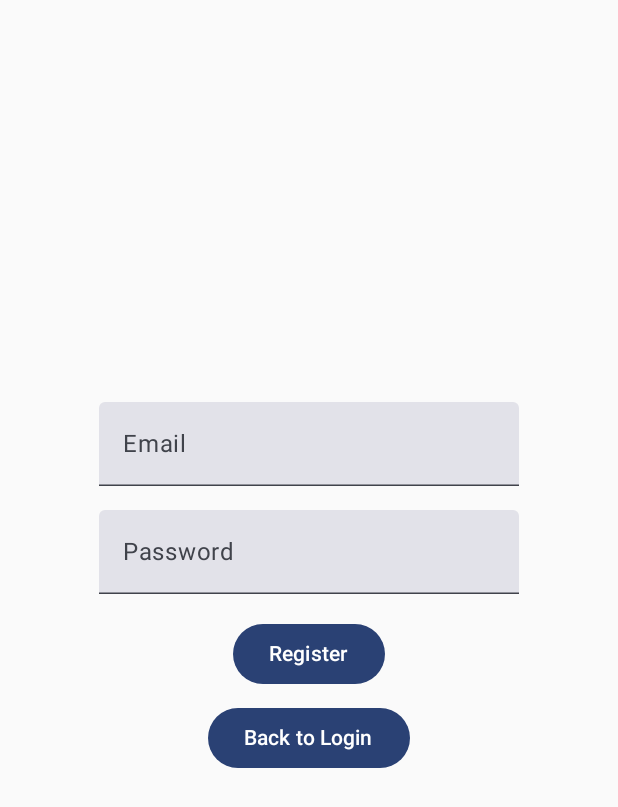
After one commit to displayboi/CRM_Android, an Android app built with Jetpack Compose: the RegisterPage screen opened through its navigation route, on a phone screen of 412 x 824 dp. The commit adds this screen. Shown: the top 807 px of the screen. Run offline under Robolectric (Android 15) with nearby library versions, the phone set to English and light mode, and no system bars; our stand-ins replace Firebase (no records; nobody signed in at launch, a user with empty details on screens opened directly).

Commit message:
firebase escacharrado

```diff
--- a/app/src/main/AndroidManifest.xml
+++ b/app/src/main/AndroidManifest.xml
@@ -5,6 +5,7 @@
     package="com.example.crm_bueno2">
 
 
+    <uses-permission android:name="android.permission.INTERNET" />
 
     <application
         android:allowBackup="true"
@@ -21,6 +22,7 @@
             android:exported="true"
             android:label="@string/app_name"
             android:theme="@style/Theme.CRM_bueno2">
+
             <intent-filter>
                 <action android:name="android.intent.action.MAIN" />
 
--- a/app/src/main/java/com/example/crm_bueno2/MainActivity.kt
+++ b/app/src/main/java/com/example/crm_bueno2/MainActivity.kt
@@ -3,50 +3,33 @@ package com.example.crm_bueno2
 import android.os.Bundle
 import androidx.activity.ComponentActivity
 import androidx.activity.compose.setContent
-import androidx.activity.enableEdgeToEdge
-import androidx.compose.foundation.layout.fillMaxSize
-import androidx.compose.foundation.layout.padding
-import androidx.compose.material3.Scaffold
-import androidx.compose.material3.Text
-import androidx.compose.runtime.Composable
-import androidx.compose.ui.Modifier
-import androidx.compose.ui.tooling.preview.Preview
+import androidx.compose.runtime.*
 import com.example.crm_bueno2.ui.theme.CRM_bueno2Theme
-import androidx.compose.runtime.remember
-import androidx.compose.runtime.mutableStateOf
-import androidx.compose.runtime.getValue
-import androidx.compose.runtime.setValue
 import com.example.crm_bueno2.navigation.NavGraph
-
+import com.example.crm_bueno2.utils.FirebaseUtils
+import com.google.firebase.FirebaseApp
 
 class MainActivity : ComponentActivity() {
     override fun onCreate(savedInstanceState: Bundle?) {
         super.onCreate(savedInstanceState)
+        // Inicializar Firebase
+        FirebaseApp.initializeApp(this)
         setContent {
             var isDarkTheme by remember { mutableStateOf(false) }
+            var startDestination by remember { mutableStateOf("login") }
+
+            // Verificar si el usuario ya está autenticado
+            val currentUser = FirebaseUtils.auth.currentUser
+            if (currentUser != null) {
+                startDestination = "home"
+            }
 
             CRM_bueno2Theme(darkTheme = isDarkTheme) {
                 NavGraph(
+                    startDestination = startDestination, // Definimos la pantalla inicial
                     onThemeChange = { isDarkTheme = !isDarkTheme }
                 )
             }
         }
     }
 }
-
-
-@Composable
-fun Greeting(name: String, modifier: Modifier = Modifier) {
-    Text(
-        text = "Hello $name!",
-        modifier = modifier
-    )
-}
-
-@Preview(showBackground = true)
-@Composable
-fun GreetingPreview() {
-    CRM_bueno2Theme {
-        Greeting("Android")
-    }
-}
--- a/app/src/main/java/com/example/crm_bueno2/components/Footer.kt
+++ b/app/src/main/java/com/example/crm_bueno2/components/Footer.kt
@@ -4,7 +4,6 @@ import androidx.compose.foundation.background
 import androidx.compose.foundation.layout.Row
 import androidx.compose.foundation.layout.fillMaxWidth
 import androidx.compose.foundation.layout.padding
-
 import androidx.compose.material3.Button
 import androidx.compose.material3.MaterialTheme
 import androidx.compose.material3.Text
@@ -12,10 +11,16 @@ import androidx.compose.runtime.Composable
 import androidx.compose.ui.Modifier
 import androidx.compose.ui.unit.dp
 import androidx.navigation.NavController
+import com.example.crm_bueno2.utils.FirebaseUtils
 
 @Composable
 fun Footer(navController: NavController) {
-    Row(modifier = Modifier.fillMaxWidth().padding(8.dp).background(MaterialTheme.colorScheme.background)) {
+    Row(
+        modifier = Modifier
+            .fillMaxWidth()
+            .padding(8.dp)
+            .background(MaterialTheme.colorScheme.background)
+    ) {
         Button(onClick = { navController.navigate("messages") }, modifier = Modifier.weight(1f)) {
             Text("✉")
         }
@@ -27,5 +32,17 @@ fun Footer(navController: NavController) {
         Button(onClick = { navController.navigate("settings") }, modifier = Modifier.weight(1f)) {
             Text("⚙\uFE0F")
         }
+
+        Button(
+            onClick = {
+                FirebaseUtils.auth.signOut() // Cerrar sesión
+                navController.navigate("login") {
+                    popUpTo("home") { inclusive = true } // Limpiar el stack de navegación
+                }
+            },
+            modifier = Modifier.weight(1f)
+        ) {
+            Text("🔓")
+        }
     }
 }
--- a/app/src/main/java/com/example/crm_bueno2/navigation/NavGraph.kt
+++ b/app/src/main/java/com/example/crm_bueno2/navigation/NavGraph.kt
@@ -8,14 +8,18 @@ import androidx.navigation.compose.rememberNavController
 import com.example.crm_bueno2.screens.AgendaPage
 import com.example.crm_bueno2.screens.CalendarPage
 import com.example.crm_bueno2.screens.HomePage
+import com.example.crm_bueno2.screens.LoginPage
 import com.example.crm_bueno2.screens.MessagesPage
+import com.example.crm_bueno2.screens.RegisterPage
 import com.example.crm_bueno2.screens.SettingsPage
 
 @Composable
-fun NavGraph(onThemeChange: () -> Unit) {
+fun NavGraph( startDestination: String = "login",onThemeChange: () -> Unit) {
     val navController = rememberNavController()
 
     NavHost(navController = navController, startDestination = "home") {
+        composable("login") { LoginPage(navController) }
+        composable("register") { RegisterPage(navController) }
         composable("home") { HomePage(navController) }
         composable("agenda") { AgendaPage(navController) }
         composable("calendar") { CalendarPage(navController) }
--- /dev/null
+++ b/app/src/main/java/com/example/crm_bueno2/screens/RegisterPage.kt
@@ -0,0 +1,58 @@
+package com.example.crm_bueno2.screens
+
+
+
+import androidx.compose.foundation.layout.*
+import androidx.compose.material3.Button
+import androidx.compose.material3.Text
+import androidx.compose.material3.TextField
+import androidx.compose.runtime.*
+import androidx.compose.ui.Alignment
+import androidx.compose.ui.Modifier
+import androidx.compose.ui.unit.dp
+import androidx.navigation.NavController
+import com.example.crm_bueno2.utils.FirebaseUtils
+
+@Composable
+fun RegisterPage(navController: NavController) {
+    var email by remember { mutableStateOf("") }
+    var password by remember { mutableStateOf("") }
+    var message by remember { mutableStateOf("") }
+
+    Column(
+        modifier = Modifier.fillMaxSize(),
+        verticalArrangement = Arrangement.Center,
+        horizontalAlignment = Alignment.CenterHorizontally
+    ) {
+        TextField(
+            value = email,
+            onValueChange = { email = it },
+            label = { Text("Email") }
+        )
+        Spacer(modifier = Modifier.height(16.dp))
+        TextField(
+            value = password,
+            onValueChange = { password = it },
+            label = { Text("Password") }
+        )
+        Spacer(modifier = Modifier.height(16.dp))
+        Button(onClick = {
+            FirebaseUtils.auth.createUserWithEmailAndPassword(email, password)
+                .addOnCompleteListener { task ->
+                    message = if (task.isSuccessful) {
+                        "User Registered Successfully"
+                    } else {
+                        task.exception?.message ?: "Error"
+                    }
+                }
+        }) {
+            Text("Register")
+        }
+        Spacer(modifier = Modifier.height(8.dp))
+        Button(onClick = { navController.navigate("login") }) {
+            Text("Back to Login")
+        }
+        Spacer(modifier = Modifier.height(16.dp))
+        Text(message)
+    }
+}
```
Also changed, not shown: app/build.gradle.kts (+9 -8 lines), app/src/main/java/com/example/crm_bueno2/screens/AgendaPage.kt (+40 -1 lines), app/src/main/java/com/example/crm_bueno2/screens/LoginPage.kt (added, +57 -0 lines), app/src/main/java/com/example/crm_bueno2/utils/FirebaseUtils.kt (added, +15 -0 lines), gradle/libs.versions.toml (+9 -3 lines), gradle.properties (line endings or trailing spaces), 1 other file.
